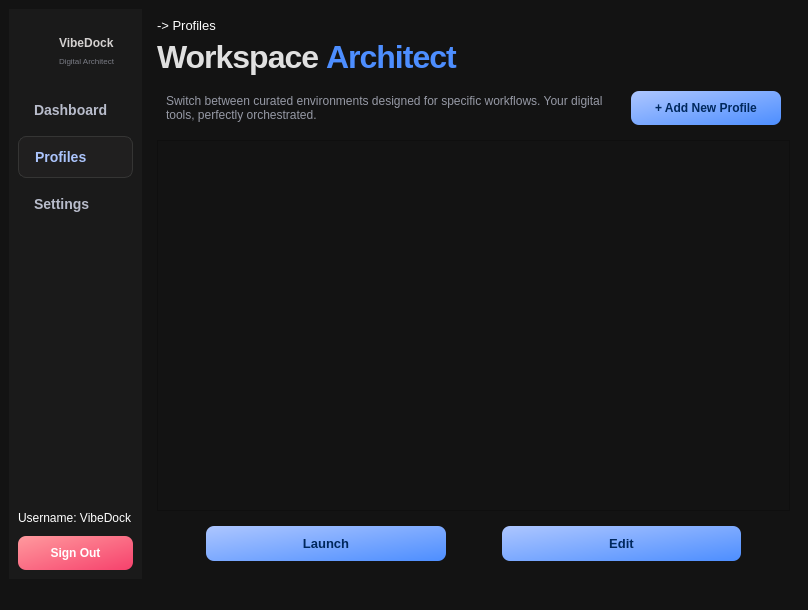
2012hhh2012/final-app-project, file profiles.ui: the form before one commit.
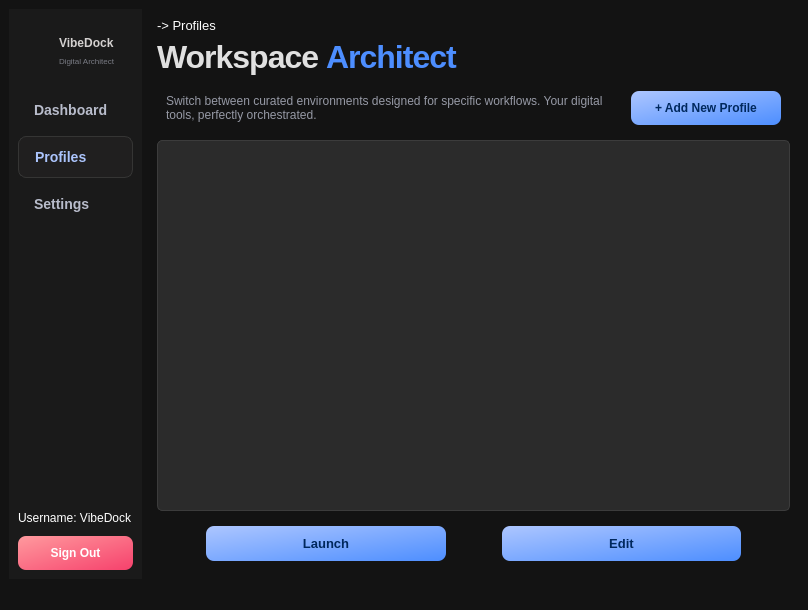
The form after the commit. Icons and pictures are not drawn.

```diff
--- a/profiles.ui
+++ b/profiles.ui
@@ -345,7 +345,57 @@
         </widget>
        </item>
        <item>
-        <widget class="QListWidget" name="listProfiles"/>
+        <widget class="QListWidget" name="listProfiles">
+         <property name="styleSheet">
+          <string notr="true">QListWidget {
+    background-color: #2b2b2b;
+    border: 1px solid #3c3c3c;
+    border-radius: 5px;
+    font-size: 13px;
+    color: #e0e0e0;
+    outline: none;
+}
+
+QListWidget::item {
+    padding: 10px;
+    margin: 2px 5px;
+    border-radius: 4px;
+    background-color: #333333;
+}
+
+QListWidget::item:hover {
+    background-color: #3c3c3c;
+}
+
+QListWidget::item:selected {
+    background-color: #0d7377;
+    color: #ffffff;
+    font-weight: bold;
+}
+
+/* Scrollbar styling for dark theme */
+QScrollBar:vertical {
+    background-color: #2b2b2b;
+    width: 12px;
+    border-radius: 6px;
+}
+
+QScrollBar::handle:vertical {
+    background-color: #555555;
+    border-radius: 6px;
+    min-height: 20px;
+}
+
+QScrollBar::handle:vertical:hover {
+    background-color: #0d7377;
+}
+
+QScrollBar::add-line:vertical, QScrollBar::sub-line:vertical {
+    border: none;
+    background: none;
+}</string>
+         </property>
+        </widget>
        </item>
        <item>
         <widget class="QWidget" name="widget_3" native="true">
```
Left out of the diff: 9 changed lines with no effect on the pictures.
